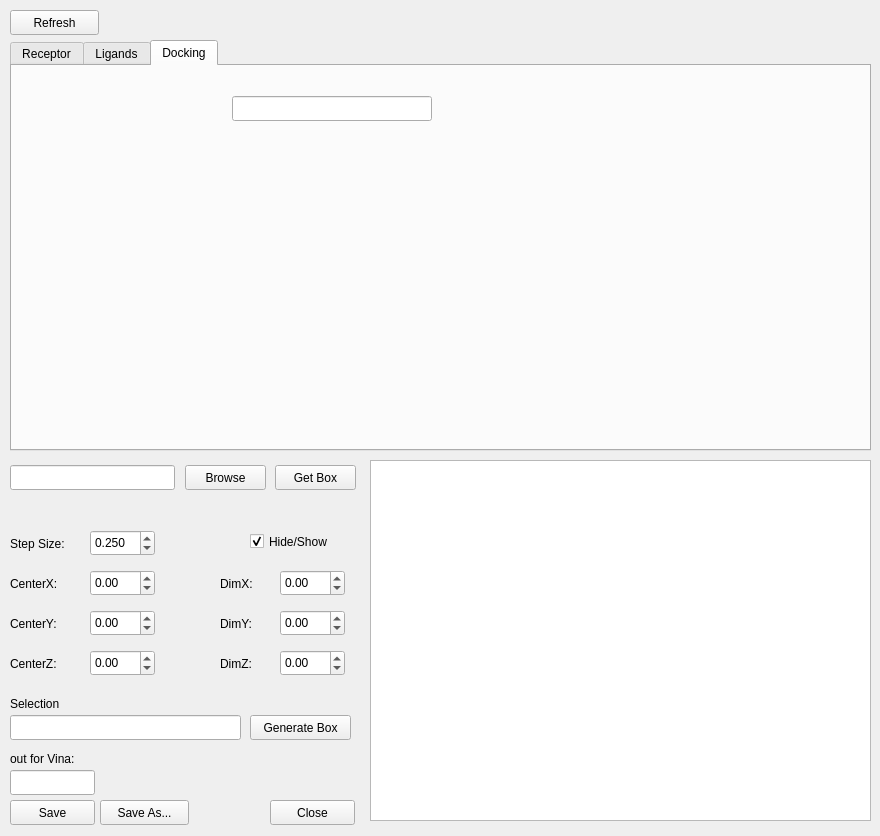
First picture: the form in demowidget.ui, repository gjonwick/MAGI-Dock, before the edit.
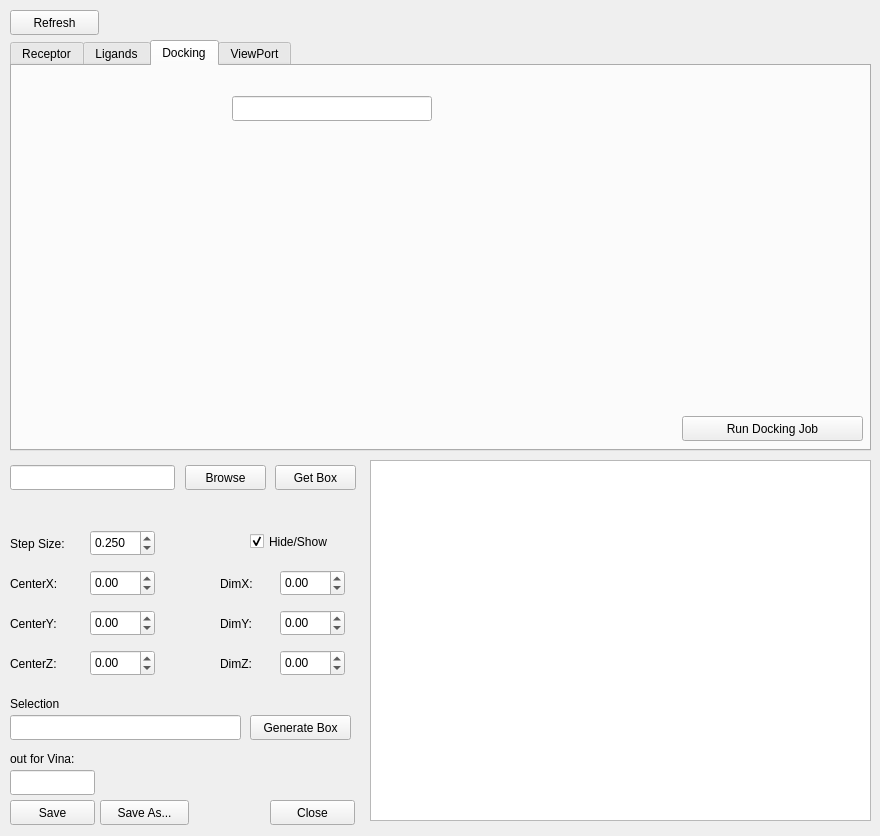
Second picture: the form after the edit. The open tabs and pages were chosen to show the change.

Commit message: Added threading functionality

The edit to the form file:
```diff
--- a/demowidget.ui
+++ b/demowidget.ui
@@ -403,6 +403,9 @@
    </property>
   </widget>
   <widget class="QTabWidget" name="tabWidget">
+   <property name="enabled">
+    <bool>true</bool>
+   </property>
    <property name="geometry">
     <rect>
      <x>10</x>
@@ -761,6 +764,24 @@
       </rect>
      </property>
     </widget>
+    <widget class="QPushButton" name="runDocking_btn">
+     <property name="geometry">
+      <rect>
+       <x>670</x>
+       <y>350</y>
+       <width>181</width>
+       <height>25</height>
+      </rect>
+     </property>
+     <property name="text">
+      <string>Run Docking Job</string>
+     </property>
+    </widget>
+   </widget>
+   <widget class="QWidget" name="viewport_tab">
+    <attribute name="title">
+     <string>ViewPort</string>
+    </attribute>
    </widget>
   </widget>
   <widget class="QPlainTextEdit" name="plainTextEdit">
```
Left out of the diff: 23 changed lines with no effect on the pictures. The commit also changes 1 other file.
